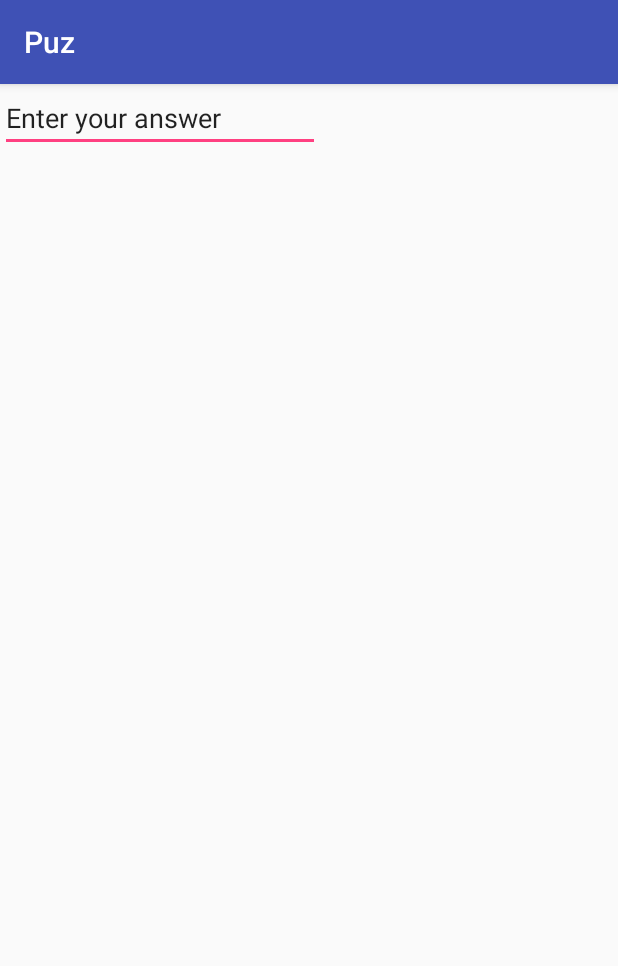
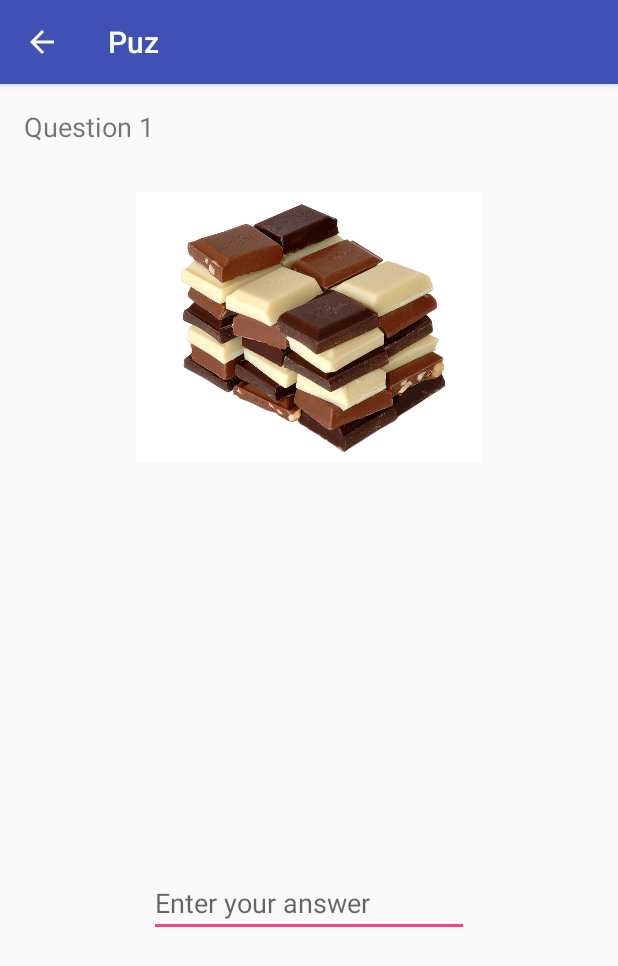
Before and after one commit to WyreCoder/puz, an Android app: the Riddle screen opened directly, with no data from a screen before it, on a phone screen of 412 x 824 dp. Shown: the top 966 px of the screen. Run offline under Robolectric (Android 15) with nearby library versions, the phone set to English and light mode, and no system bars.

Commit message:
Added maint riddles list view and basic riddle view

```diff
--- a/Puz/app/src/main/AndroidManifest.xml
+++ b/Puz/app/src/main/AndroidManifest.xml
@@ -16,7 +16,8 @@
                 <category android:name="android.intent.category.LAUNCHER" />
             </intent-filter>
         </activity>
-        <activity android:name=".Riddle"></activity>
+        <activity android:name=".Riddle"
+            android:parentActivityName=".MainActivity"></activity>
     </application>
 
 </manifest>
--- a/Puz/app/src/main/res/layout/activity_hint.xml
+++ /dev/null
@@ -1,9 +0,0 @@
-<?xml version="1.0" encoding="utf-8"?>
-<android.support.constraint.ConstraintLayout xmlns:android="http://schemas.android.com/apk/res/android"
-    xmlns:app="http://schemas.android.com/apk/res-auto"
-    xmlns:tools="http://schemas.android.com/tools"
-    android:layout_width="match_parent"
-    android:layout_height="match_parent"
-    tools:context="com.example.puz.Hint">
-
-</android.support.constraint.ConstraintLayout>
--- a/Puz/app/src/main/res/layout/activity_main.xml
+++ b/Puz/app/src/main/res/layout/activity_main.xml
@@ -13,6 +13,7 @@
         android:layout_marginLeft="8dp"
         android:layout_marginRight="8dp"
         android:layout_marginTop="16dp"
+        android:onClick="sendMessage"
         android:text="@string/r1"
         app:layout_constraintLeft_toLeftOf="parent"
         app:layout_constraintRight_toRightOf="parent"
--- a/Puz/app/src/main/res/layout/activity_riddle.xml
+++ b/Puz/app/src/main/res/layout/activity_riddle.xml
@@ -10,9 +10,44 @@
         android:id="@+id/editText"
         android:layout_width="wrap_content"
         android:layout_height="wrap_content"
+        android:layout_marginBottom="16dp"
+        android:layout_marginLeft="16dp"
+        android:layout_marginRight="16dp"
+        android:layout_marginTop="16dp"
         android:ems="10"
+        android:hint="@string/riddle"
         android:inputType="textPersonName"
-        android:text="@string/riddle"
-        tools:layout_editor_absoluteX="85dp"
-        tools:layout_editor_absoluteY="420dp" />
+        app:layout_constraintBottom_toBottomOf="parent"
+        app:layout_constraintLeft_toLeftOf="parent"
+        app:layout_constraintRight_toRightOf="parent"
+        app:layout_constraintTop_toBottomOf="@+id/imageView" />
+
+    <ImageView
+        android:id="@+id/imageView"
+        android:layout_width="231dp"
+        android:layout_height="324dp"
+        app:srcCompat="@drawable/choc"
+        android:layout_marginRight="16dp"
+        app:layout_constraintRight_toRightOf="parent"
+        android:layout_marginLeft="16dp"
+        app:layout_constraintLeft_toLeftOf="parent"
+        app:layout_constraintHorizontal_bias="0.504"
+        tools:layout_editor_absoluteY="63dp" />
+
+    <TextView
+        android:id="@+id/textView2"
+        android:layout_width="352dp"
+        android:layout_height="28dp"
+        android:layout_marginBottom="16dp"
+        android:layout_marginLeft="16dp"
+        android:layout_marginRight="16dp"
+        android:layout_marginTop="16dp"
+        android:text="@string/question"
+        android:textSize="18sp"
+        app:layout_constraintBottom_toTopOf="@+id/imageView"
+        app:layout_constraintHorizontal_bias="0.0"
+        app:layout_constraintLeft_toLeftOf="parent"
+        app:layout_constraintRight_toRightOf="parent"
+        app:layout_constraintTop_toTopOf="parent"
+        app:layout_constraintVertical_bias="0.0" />
 </android.support.constraint.ConstraintLayout>
--- a/Puz/app/src/main/res/values/strings.xml
+++ b/Puz/app/src/main/res/values/strings.xml
@@ -4,4 +4,5 @@
     <string name="r2">Riddle 2</string>
     <string name="r3">Riddle 3</string>
     <string name="riddle">Enter your answer</string>
+    <string name="question">Question 1</string>
 </resources>
```
Also changed, not shown: Puz/app/src/main/res/drawable/choc.jpg (added).
